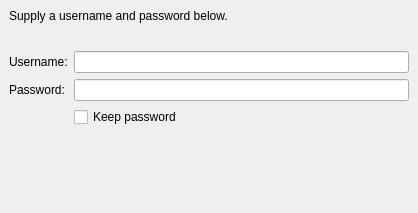
Above: kdeui/dialogs/kpassworddialog.ui from KDE/kdelibs before the change. Below: the same form after it.
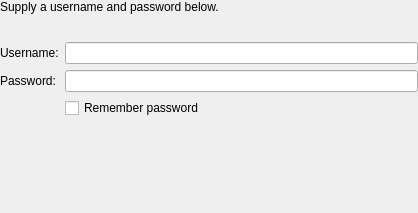
That is the form after the change. Custom widgets are drawn as their Qt base class.

Commit message: Tweaks to margins and spacing in the password dialog.  Remove margin around title widget in information label.  Also renamed 'Keep password' to 'Remember password' in the UI, I think the meaning is clearer.

What changed in the file:
```diff
--- a/kdeui/dialogs/kpassworddialog.ui
+++ b/kdeui/dialogs/kpassworddialog.ui
@@ -13,12 +13,21 @@
    <string>Form</string>
   </property>
   <layout class="QVBoxLayout" >
-   <property name="margin" >
-    <number>9</number>
-   </property>
    <property name="spacing" >
     <number>6</number>
    </property>
+   <property name="leftMargin" >
+    <number>0</number>
+   </property>
+   <property name="topMargin" >
+    <number>0</number>
+   </property>
+   <property name="rightMargin" >
+    <number>0</number>
+   </property>
+   <property name="bottomMargin" >
+    <number>0</number>
+   </property>
    <item>
     <layout class="QHBoxLayout" >
      <property name="margin" >
@@ -30,9 +39,7 @@
      <item>
       <widget class="QLabel" name="prompt" >
        <property name="sizePolicy" >
-        <sizepolicy>
-         <hsizetype>5</hsizetype>
-         <vsizetype>5</vsizetype>
+        <sizepolicy vsizetype="Preferred" hsizetype="Preferred" >
          <horstretch>10</horstretch>
          <verstretch>0</verstretch>
         </sizepolicy>
@@ -81,7 +88,19 @@
      <property name="margin" >
       <number>0</number>
      </property>
-     <property name="spacing" >
+     <property name="topMargin" >
+      <number>0</number>
+     </property>
+     <property name="rightMargin" >
+      <number>0</number>
+     </property>
+     <property name="bottomMargin" >
+      <number>0</number>
+     </property>
+     <property name="horizontalSpacing" >
+      <number>6</number>
+     </property>
+     <property name="verticalSpacing" >
       <number>6</number>
      </property>
      <item row="0" column="0" >
@@ -114,7 +133,7 @@
      <item row="2" column="1" >
       <widget class="QCheckBox" name="keepCheckBox" >
        <property name="text" >
-        <string>Keep password</string>
+        <string>Remember password</string>
        </property>
       </widget>
      </item>
```
Left out of the diff: 26 changed lines with no effect on the pictures. The commit also changes 1 other file.
